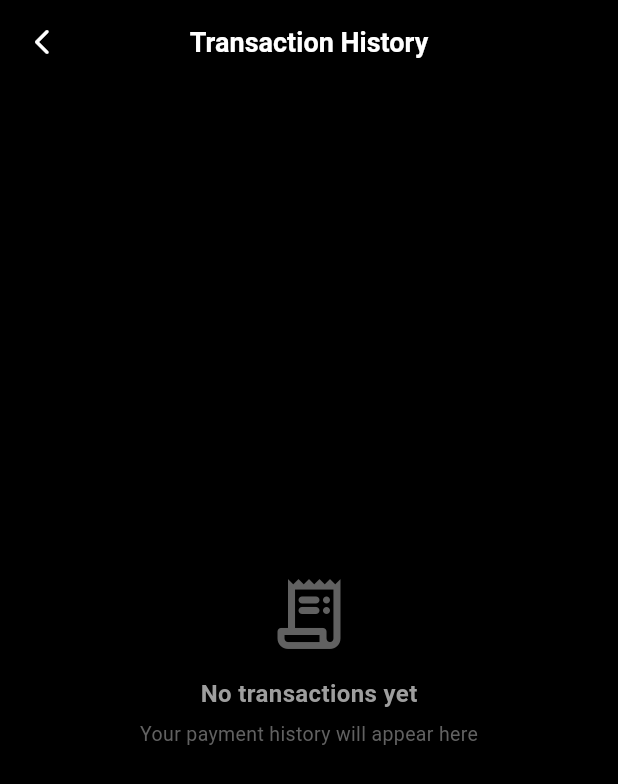
After one commit to xenondevv/Switch-Pay, a Flutter app: the TransactionHistoryScreen screen opened directly, on a phone screen of 412 x 824 dp. The commit adds this screen. Shown: the top 784 px of the screen. Run offline on Flutter 3.47's test engine with Material 3 defaults, Android fonts, the phone set to English and light mode, and no system bars; our stand-ins replace google_fonts, package_info_plus, shared_preferences; missing offline and left inert: mobile_scanner; accounts and stored records are empty; network calls fail.

Commit message:
Create Transaction Page

```diff
--- /dev/null
+++ b/lib/screens/transaction_history_screen.dart
@@ -0,0 +1,122 @@
+import 'package:flutter/material.dart';
+import '../services/payment_history.dart';
+import 'transaction_detail_screen.dart';
+
+class TransactionHistoryScreen extends StatefulWidget {
+  const TransactionHistoryScreen({Key? key}) : super(key: key);
+
+  @override
+  State<TransactionHistoryScreen> createState() => _TransactionHistoryScreenState();
+}
+
+class _TransactionHistoryScreenState extends State<TransactionHistoryScreen> {
+  List<PaymentRecord> _payments = [];
+  bool _loading = true;
+
+  @override
+  void initState() {
+    super.initState();
+    _loadAll();
+  }
+
+  Future<void> _loadAll() async {
+    final records = await PaymentHistoryService.getRecords(limit: 100);
+    if (mounted) setState(() { _payments = records; _loading = false; });
+  }
+
+  @override
+  Widget build(BuildContext context) {
+    return Scaffold(
+      backgroundColor: Colors.black,
+      appBar: AppBar(
+        backgroundColor: Colors.black,
+        surfaceTintColor: Colors.transparent,
+        leading: IconButton(
+          icon: const Icon(Icons.arrow_back_ios_new_rounded, color: Colors.white, size: 20),
+          onPressed: () => Navigator.pop(context),
+        ),
+        title: const Text('Transaction History', style: TextStyle(
+          color: Colors.white, fontSize: 18, fontWeight: FontWeight.w700)),
+        centerTitle: true,
+      ),
+      body: _loading
+          ? const Center(child: CircularProgressIndicator(color: Colors.white70, strokeWidth: 2))
+          : _payments.isEmpty
+              ? Center(
+                  child: Column(
+                    mainAxisSize: MainAxisSize.min,
+                    children: [
+                      Icon(Icons.receipt_long_rounded, color: Colors.grey.shade700, size: 56),
+                      const SizedBox(height: 14),
+                      Text('No transactions yet', style: TextStyle(
+                        color: Colors.grey.shade500, fontSize: 16, fontWeight: FontWeight.w600)),
+                      const SizedBox(height: 6),
+                      Text('Your payment history will appear here', style: TextStyle(
+                        color: Colors.grey.shade700, fontSize: 13)),
+                    ],
+                  ),
+                )
+              : ListView.builder(
+                  padding: const EdgeInsets.symmetric(horizontal: 20, vertical: 8),
+                  itemCount: _payments.length,
+                  itemBuilder: (context, index) {
+                    final record = _payments[index];
+                    final time = record.timestamp;
+                    final timeStr = '${time.day}/${time.month}/${time.year}  ${time.hour.toString().padLeft(2, '0')}:${time.minute.toString().padLeft(2, '0')}';
+                    return GestureDetector(
+                      onTap: () => Navigator.push(context, MaterialPageRoute(
+                        builder: (_) => TransactionDetailScreen(record: record))),
+                      child: Padding(
+                        padding: const EdgeInsets.only(bottom: 8),
+                        child: Container(
+                          padding: const EdgeInsets.symmetric(horizontal: 16, vertical: 14),
+                          decoration: BoxDecoration(
+                            color: const Color(0xFF111111),
+                            borderRadius: BorderRadius.circular(14),
+                            border: Border.all(color: Colors.grey.shade800),
+                          ),
+                          child: Row(
+                            children: [
+                              Container(
+                                width: 36, height: 36,
+                                decoration: BoxDecoration(
+                                  color: (record.success ? Colors.green : Colors.red).withOpacity(0.1),
+                                  borderRadius: BorderRadius.circular(10)),
+                                child: Icon(
+                                  record.success ? Icons.check_rounded : Icons.close_rounded,
+                                  color: record.success ? Colors.green.shade400 : Colors.red.shade400,
+                                  size: 18),
+                              ),
+                              const SizedBox(width: 12),
+                              Expanded(
+                                child: Column(
+                                  crossAxisAlignment: CrossAxisAlignment.start,
+                                  children: [
+                                    Text(
+                                      record.recipientName ?? record.target,
+                                      style: const TextStyle(
+                                        color: Colors.white, fontSize: 14, fontWeight: FontWeight.w600),
+                                      maxLines: 1, overflow: TextOverflow.ellipsis,
+                                    ),
+                                    const SizedBox(height: 2),
+                                    Text(timeStr, style: TextStyle(
+                                      color: Colors.grey.shade600, fontSize: 11)),
+                                  ],
+                                ),
+                              ),
+                              Text(
+                                '₹${record.amount}',
+                                style: TextStyle(
+                                  color: record.success ? Colors.white : Colors.grey.shade500,
+                                  fontSize: 16, fontWeight: FontWeight.w700),
+                              ),
+                            ],
+                          ),
+                        ),
+                      ),
+                    );
+                  },
+                ),
+    );
+  }
+}
```
Also changed, not shown: lib/screens/home_screen.dart (+13 -72 lines), lib/screens/result_screen.dart (+3 -35 lines), 1 other file.
